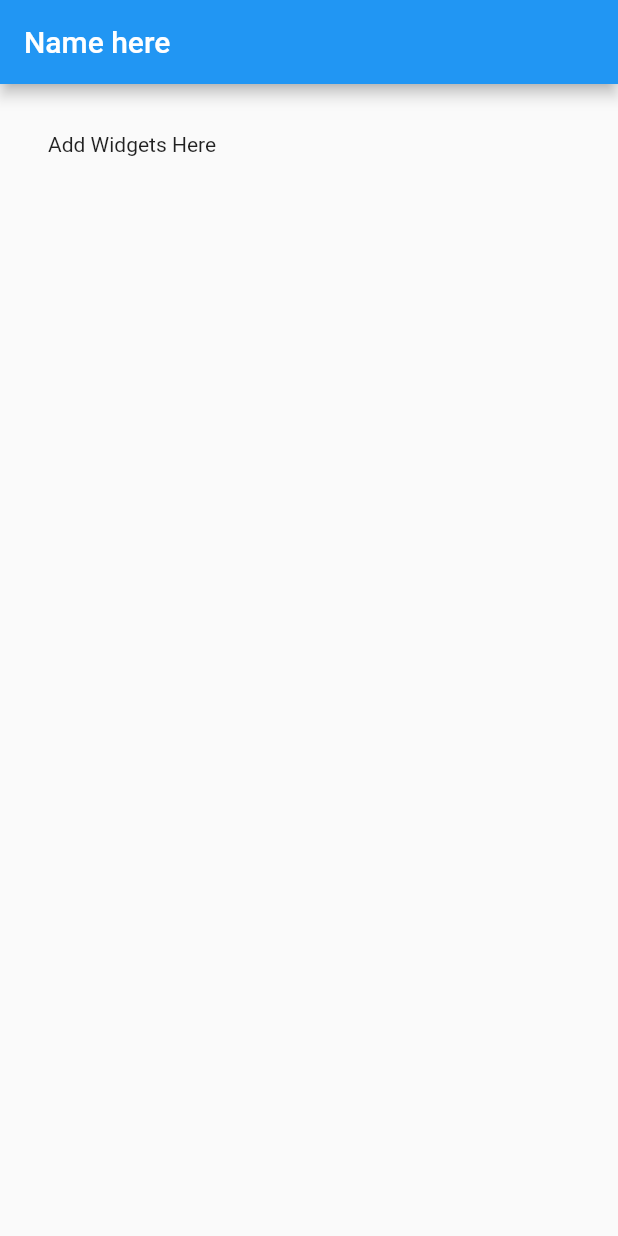
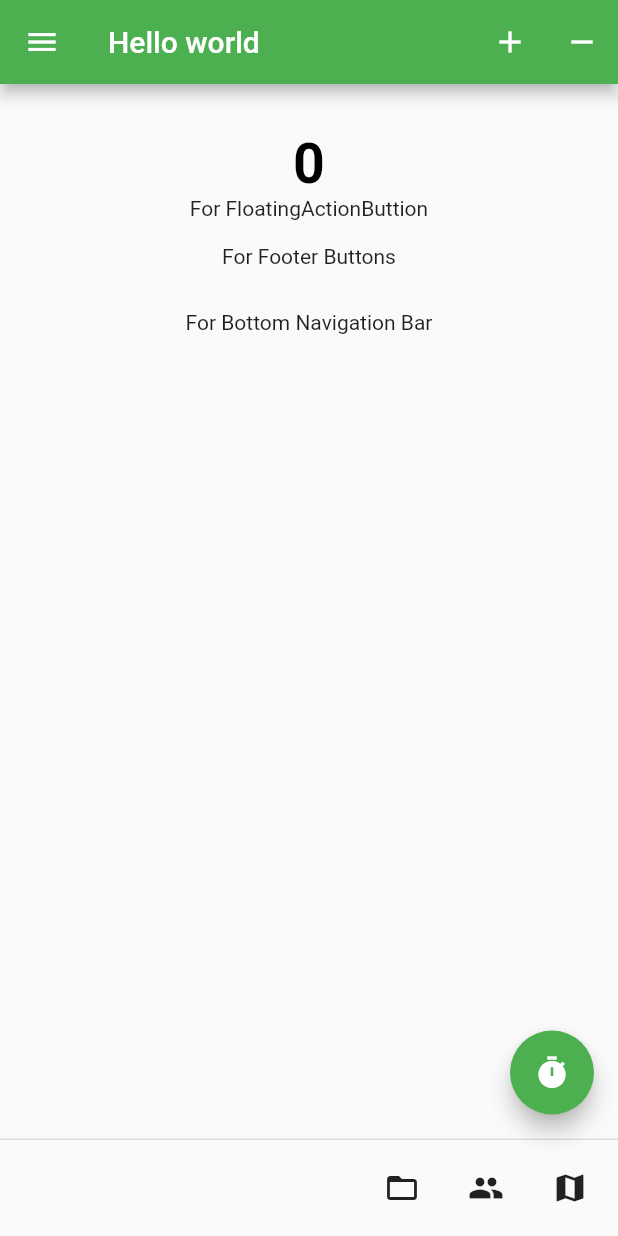
Before and after one commit to Ayomilotunde/flutter30daysofcode, a Flutter app: the MyApp screen opened directly, on a phone screen of 412 x 824 dp. Run offline on Flutter 3.47's test engine with Material 2 defaults, Android fonts, the phone set to English and light mode, and no system bars.

Commit message:
Updated scafold.dart.

```diff
--- a/lib/scafold.dart
+++ b/lib/scafold.dart
@@ -12,18 +12,101 @@ class MyApp extends StatefulWidget {
 }
 
 class _State extends State<MyApp> {
+
+  List<BottomNavigationBarItem> _items;
+  String _bValue = '';
+  int index = 0;
+
+  @override
+  void initState() {
+    _items = new List();
+    _items.add(new BottomNavigationBarItem(icon: new Icon(Icons.home), title: new Text('Home')));
+    _items.add(new BottomNavigationBarItem(icon: new Icon(Icons.people), title: new Text('Friends')));
+    _items.add(new BottomNavigationBarItem(icon: new Icon(Icons.person), title: new Text('Profile')));
+  }
+
+  int _value = 0;
+
+  String _Svalue = '';
+  String _Fvalue = '';
+
+  void _add() => setState(() => _value++);
+  void _remove() => setState(() => _value--);
+
+  void _onClicked() => setState(() => _Svalue = DateTime.now().toString());
+
+  void _FonClick(String value) => setState(() => _Fvalue = value);
+
   @override
   Widget build(BuildContext context) {
     return new Scaffold(
+
+      //AppBar
       appBar: new AppBar(
-        title: new Text('Name here'),
+        title: new Text('Hello world'),
+        backgroundColor: Colors.green,
+        actions: [
+          new IconButton(icon: new Icon(Icons.add), onPressed: _add),
+          new IconButton(icon: new Icon(Icons.remove), onPressed: _remove)
+        ],
       ),
+
+      //Floating Action Button
+      floatingActionButton: new FloatingActionButton(onPressed: _onClicked,
+      backgroundColor: Colors.green,
+      mini: false,
+      child: new Icon(Icons.timer),
+      ),
+
+      //Drawer
+      drawer: new Drawer(
+        child: new Container(
+          padding: new EdgeInsets.all(59.0),
+          child: new Column(
+            children: [
+              new Text('Hello Drawer'),
+              new RaisedButton(onPressed: () => Navigator.pop(context), child: new Text('Close'),)
+            ],
+          ),
+        )
+      ),
+
+      //FooterButton
+      persistentFooterButtons: [
+        new IconButton(icon: new Icon(Icons.folder_open), onPressed: () => _FonClick('Button 1')),
+        new IconButton(icon: new Icon(Icons.people), onPressed: () => _FonClick('Button 2')),
+        new IconButton(icon: new Icon(Icons.map), onPressed: () => _FonClick('Button 3')),
+      ],
+
+
+/*There is a bug in this Bottom Navigation Bar*/
+
+      /*bottomNavigationBar: new BottomNavigationBar(items: _items, currentIndex: index, onTap: (int item) {
+        setState(() {
+          index = item;
+          _bValue = "Current Value is: ${index.toString()}";
+        });
+      },),*/
+
       body: new Container(
         padding: new EdgeInsets.all(32.0),
-        child: new Column(
-          children: <Widget>[new Text('Add Widgets Here')],
+        child:
+        new Center(
+          child: new Column(
+          children: <Widget>[new Text(_value.toString(), style: new TextStyle(fontWeight: FontWeight.bold, color: Colors.black, fontSize: 37.0),),
+            new Text('For FloatingActionButtion'),
+            new Text(_Svalue, style: new TextStyle(fontWeight: FontWeight.bold),),
+            new Text('For Footer Buttons'),
+            new Text(_Fvalue, style: new TextStyle(fontWeight: FontWeight.bold, fontSize: 24.0 ),),
+            new Text('For Bottom Navigation Bar'),
+            new Text(_bValue)
+          ],
+        ),
         ),
       ),
+
     );
   }
+
+
 }
```
